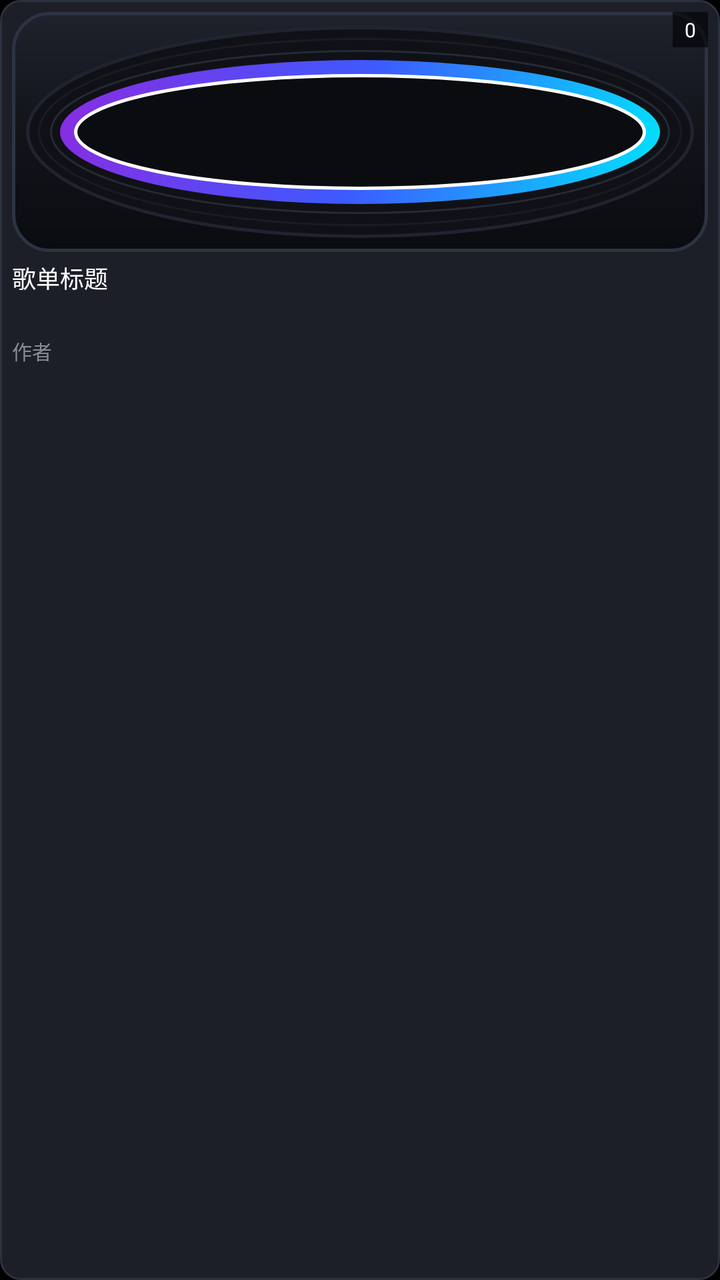
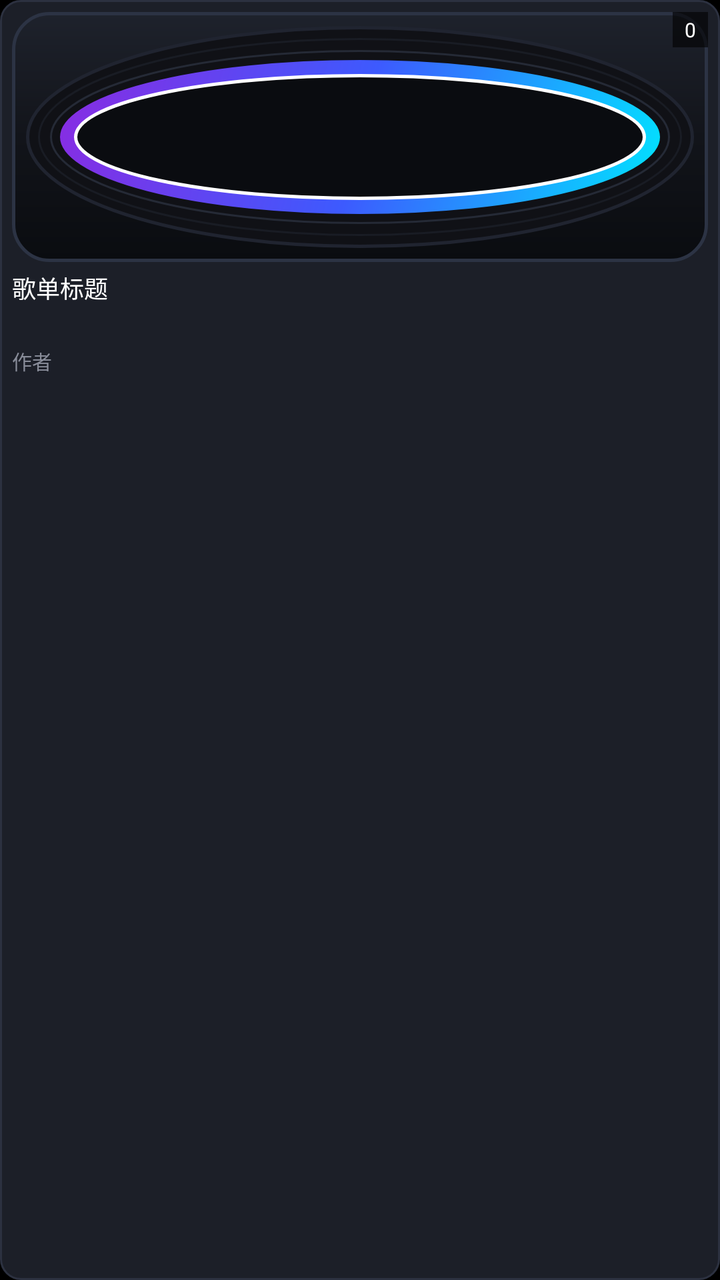

The first picture is an Android layout as it rendered before a commit; the second is the same layout after the commit. The layout source and the unified diff follow.
<!-- AndroidManifest.xml: application theme android:Theme.Holo.NoActionBar -->
<!-- res/layout/item_plaza_grid.xml -->
<?xml version="1.0" encoding="utf-8"?>
<LinearLayout xmlns:android="http://schemas.android.com/apk/res/android"
    android:layout_width="match_parent"
    android:layout_height="wrap_content"
    android:orientation="vertical"
    android:background="@drawable/bg_card"
    android:padding="6dp"
    android:layout_margin="4dp"
    android:gravity="center_horizontal">

    <FrameLayout
        android:layout_width="match_parent"
        android:layout_height="120dp">
        <ImageView
            android:id="@+id/iv_grid_cover"
            android:layout_width="match_parent"
            android:layout_height="match_parent"
            android:scaleType="centerCrop"
            android:src="@drawable/ic_launcher" />

        <TextView
            android:id="@+id/tv_grid_playcount"
            android:layout_width="wrap_content"
            android:layout_height="wrap_content"
            android:layout_gravity="top|right"
            android:background="#99000000"
            android:textColor="#ffffff"
            android:textSize="10sp"
            android:paddingLeft="6dp"
            android:paddingRight="6dp"
            android:paddingTop="2dp"
            android:paddingBottom="2dp"
            android:text="0" />
    </FrameLayout>

    <TextView
        android:id="@+id/tv_grid_title"
        android:layout_width="match_parent"
        android:layout_height="36dp"
        android:layout_marginTop="4dp"
        android:textColor="#ffffff"
        android:textSize="12sp"
        android:maxLines="2"
        android:ellipsize="end"
        android:text="歌单标题" />

    <TextView
        android:id="@+id/tv_grid_author"
        android:layout_width="match_parent"
        android:layout_height="wrap_content"
        android:layout_marginTop="2dp"
        android:textColor="#888c99"
        android:textSize="10sp"
        android:singleLine="true"
        android:text="作者" />

</LinearLayout>
<!-- resources referenced by this layout -->
<resources>
  <!-- drawable bg_card (drawable) -->
  <?xml version="1.0" encoding="utf-8"?>
  <shape xmlns:android="http://schemas.android.com/apk/res/android">
      <solid android:color="#1c1f28" />
      <corners android:radius="10dp" />
      <stroke android:width="1dp" android:color="#2c3140" />
  </shape>
  <!-- drawable ic_launcher: vector/xml drawable (drawable, 2128 chars, omitted) -->
</resources>

<!-- the commit's change to res/layout/item_plaza_grid.xml (unified diff, before → after) -->
@@ -10,7 +10,7 @@
 
     <FrameLayout
         android:layout_width="match_parent"
-        android:layout_height="120dp">
+        android:layout_height="125dp">
         <ImageView
             android:id="@+id/iv_grid_cover"
             android:layout_width="match_parent"
